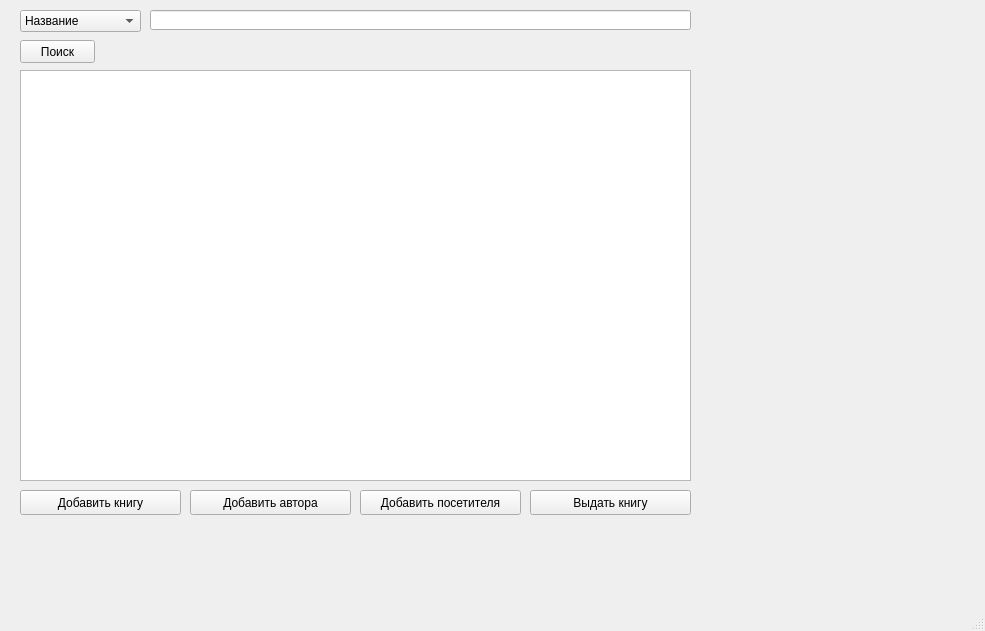
Old version of the form untitled.ui in the repository zhbuni/library-subscription.
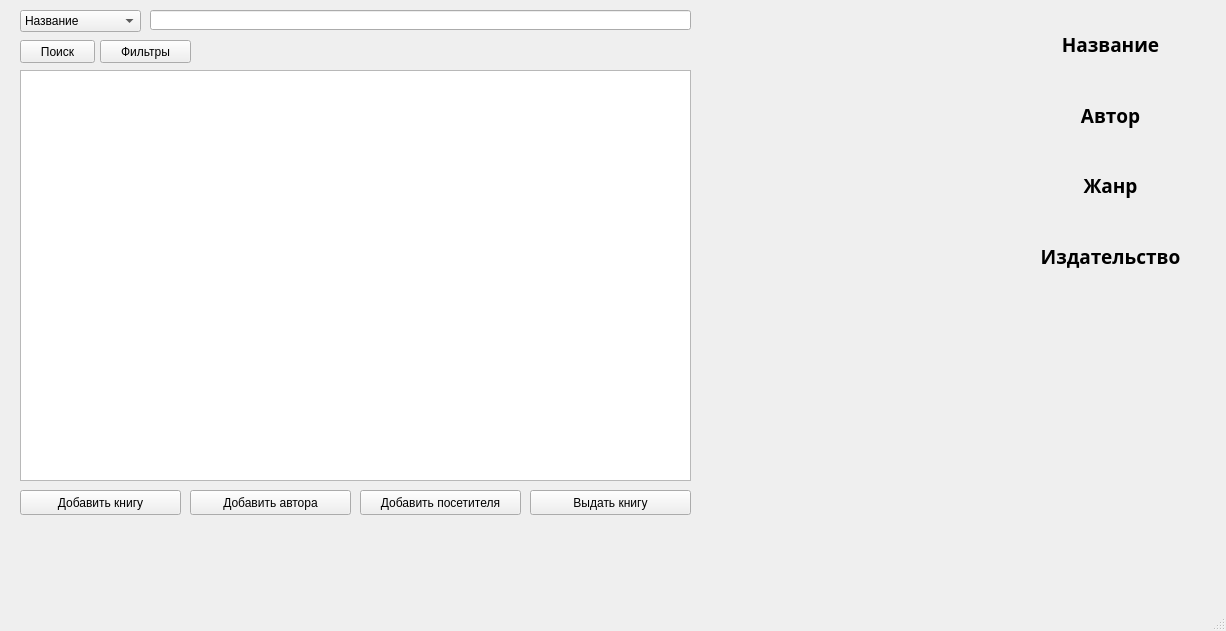
New version of the form.

The edit to the form file:
```diff
--- a/untitled.ui
+++ b/untitled.ui
@@ -6,7 +6,7 @@
    <rect>
     <x>0</x>
     <y>0</y>
-    <width>985</width>
+    <width>1226</width>
     <height>631</height>
    </rect>
   </property>
@@ -147,6 +147,212 @@
      <string>Выдать книгу</string>
     </property>
    </widget>
+   <widget class="QPushButton" name="filterButton">
+    <property name="geometry">
+     <rect>
+      <x>100</x>
+      <y>40</y>
+      <width>91</width>
+      <height>23</height>
+     </rect>
+    </property>
+    <property name="text">
+     <string>Фильтры</string>
+    </property>
+   </widget>
+   <widget class="QLabel" name="image">
+    <property name="geometry">
+     <rect>
+      <x>730</x>
+      <y>0</y>
+      <width>250</width>
+      <height>365</height>
+     </rect>
+    </property>
+    <property name="sizeIncrement">
+     <size>
+      <width>3</width>
+      <height>4</height>
+     </size>
+    </property>
+    <property name="text">
+     <string/>
+    </property>
+   </widget>
+   <widget class="QWidget" name="verticalLayoutWidget">
+    <property name="geometry">
+     <rect>
+      <x>1000</x>
+      <y>30</y>
+      <width>221</width>
+      <height>311</height>
+     </rect>
+    </property>
+    <layout class="QVBoxLayout" name="verticalLayout">
+     <item>
+      <widget class="QLabel" name="label_2">
+       <property name="font">
+        <font>
+         <family>Arial Black</family>
+         <pointsize>14</pointsize>
+         <weight>75</weight>
+         <bold>true</bold>
+        </font>
+       </property>
+       <property name="text">
+        <string>Название</string>
+       </property>
+       <property name="alignment">
+        <set>Qt::AlignCenter</set>
+       </property>
+      </widget>
+     </item>
+     <item>
+      <widget class="QLabel" name="titleLabel">
+       <property name="font">
+        <font>
+         <family>Arial</family>
+         <pointsize>11</pointsize>
+         <weight>50</weight>
+         <bold>false</bold>
+        </font>
+       </property>
+       <property name="text">
+        <string/>
+       </property>
+       <property name="alignment">
+        <set>Qt::AlignCenter</set>
+       </property>
+      </widget>
+     </item>
+     <item>
+      <widget class="QLabel" name="label_6">
+       <property name="font">
+        <font>
+         <family>Arial Black</family>
+         <pointsize>14</pointsize>
+         <weight>75</weight>
+         <bold>true</bold>
+        </font>
+       </property>
+       <property name="text">
+        <string>Автор</string>
+       </property>
+       <property name="alignment">
+        <set>Qt::AlignCenter</set>
+       </property>
+      </widget>
+     </item>
+     <item>
+      <widget class="QLabel" name="authorLabel">
+       <property name="font">
+        <font>
+         <family>Arial</family>
+         <pointsize>11</pointsize>
+         <weight>50</weight>
+         <bold>false</bold>
+        </font>
+       </property>
+       <property name="text">
+        <string/>
+       </property>
+       <property name="alignment">
+        <set>Qt::AlignCenter</set>
+       </property>
+      </widget>
+     </item>
+     <item>
+      <widget class="QLabel" name="label_4">
+       <property name="font">
+        <font>
+         <family>Arial Black</family>
+         <pointsize>14</pointsize>
+         <weight>75</weight>
+         <bold>true</bold>
+        </font>
+       </property>
+       <property name="text">
+        <string>Жанр</string>
+       </property>
+       <property name="alignment">
+        <set>Qt::AlignCenter</set>
+       </property>
+      </widget>
+     </item>
+     <item>
+      <widget class="QLabel" name="genreLabel">
+       <property name="font">
+        <font>
+         <family>Arial</family>
+         <pointsize>11</pointsize>
+         <weight>50</weight>
+         <bold>false</bold>
+        </font>
+       </property>
+       <property name="text">
+        <string/>
+       </property>
+       <property name="alignment">
+        <set>Qt::AlignCenter</set>
+       </property>
+      </widget>
+     </item>
+     <item>
+      <widget class="QLabel" name="label_3">
+       <property name="font">
+        <font>
+         <family>Arial Black</family>
+         <pointsize>14</pointsize>
+         <weight>75</weight>
+         <bold>true</bold>
+        </font>
+       </property>
+       <property name="text">
+        <string>Издательство</string>
+       </property>
+       <property name="alignment">
+        <set>Qt::AlignCenter</set>
+       </property>
+      </widget>
+     </item>
+     <item>
+      <widget class="QLabel" name="pubLabel">
+       <property name="font">
+        <font>
+         <family>Arial</family>
+         <pointsize>11</pointsize>
+         <weight>50</weight>
+         <bold>false</bold>
+        </font>
+       </property>
+       <property name="text">
+        <string/>
+       </property>
+       <property name="alignment">
+        <set>Qt::AlignCenter</set>
+       </property>
+      </widget>
+     </item>
+     <item>
+      <widget class="QLabel" name="yearLabel">
+       <property name="font">
+        <font>
+         <family>Arial</family>
+         <pointsize>11</pointsize>
+         <weight>50</weight>
+         <bold>false</bold>
+        </font>
+       </property>
+       <property name="text">
+        <string/>
+       </property>
+       <property name="alignment">
+        <set>Qt::AlignCenter</set>
+       </property>
+      </widget>
+     </item>
+    </layout>
+   </widget>
   </widget>
   <widget class="QMenuBar" name="menubar">
    <property name="geometry">
```
Left out of the diff: 11 changed lines with no effect on the pictures.
